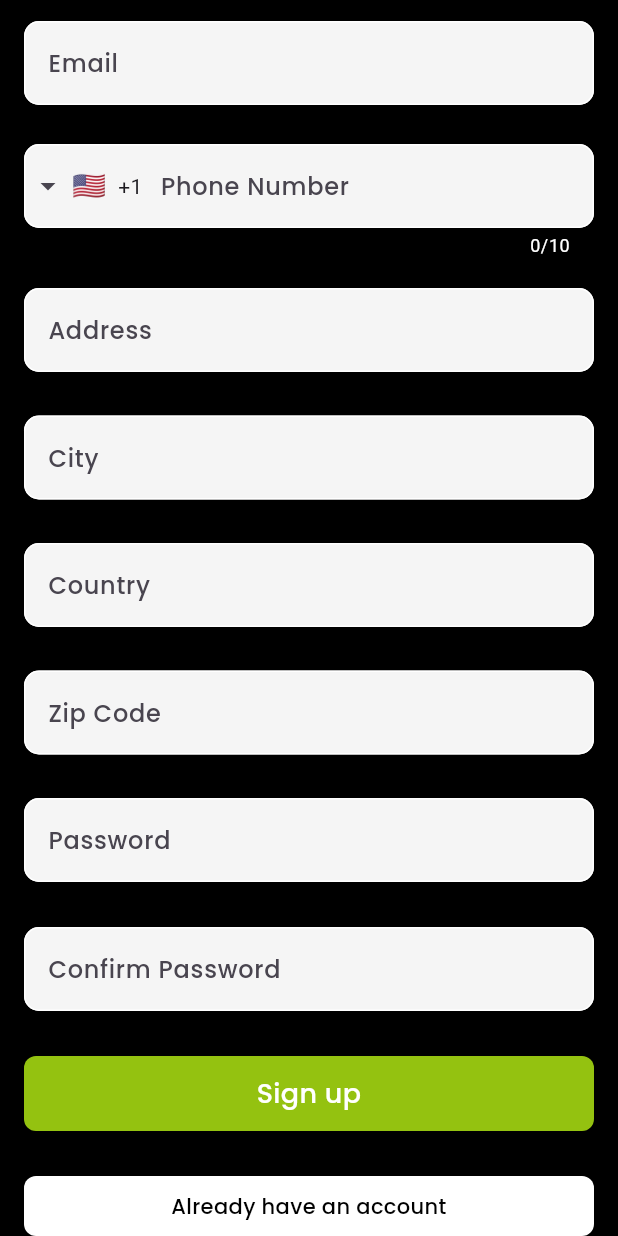
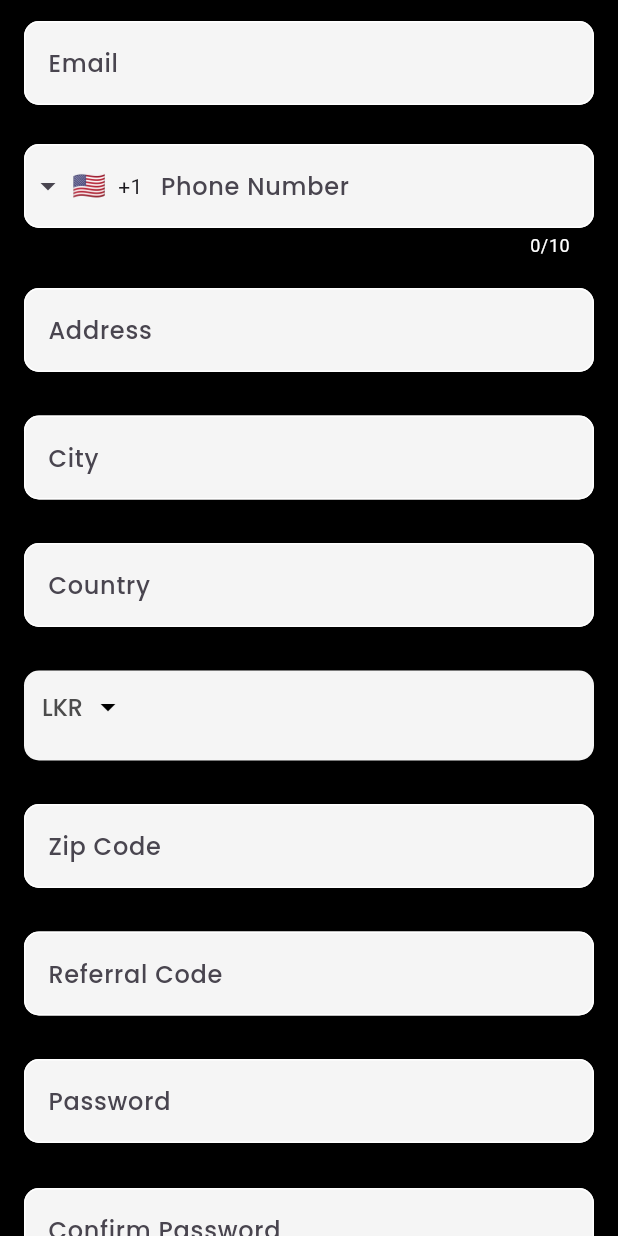
Before and after one commit to ChaniduMadalagama/SIC, a Flutter app: the SicRegister screen opened directly, scrolled down 358 dp, on a phone screen of 412 x 824 dp. Run offline on Flutter 3.47's test engine with Material 3 defaults, Android fonts, the light colour scheme and no system bars; drawn by our look-alikes of intl_phone_field; our stand-ins replace dio, file_picker, google_fonts, persistent_bottom_nav_bar.

Commit message:
Strating apis

```diff
--- /dev/null
+++ b/lib/components/custemdropdown.dart
@@ -0,0 +1,71 @@
+import 'package:flutter/material.dart';
+
+class CustemDropdown extends StatelessWidget {
+  const CustemDropdown({
+    Key? key,
+    required this.value,
+    required this.onChanged,
+  }) : super(key: key);
+
+  final int value;
+  final ValueChanged<int> onChanged;
+
+  @override
+  Widget build(BuildContext context) {
+    double screenWidth = MediaQuery.of(context).size.width;
+
+    return Container(
+      height: 60,
+      width: screenWidth,
+      decoration: BoxDecoration(
+        color: Colors.grey[100],
+        borderRadius: BorderRadius.circular(10),
+      ),
+      child: Padding(
+        padding: const EdgeInsets.symmetric(horizontal: 12),
+        child: DropdownButton<int>(
+          value: value,
+          onChanged: (int? newValue) {
+            if (newValue != null) {
+              // Only update the state if the value is different
+              if (newValue != value) {
+                onChanged(newValue);
+              }
+            }
+          },
+          items: [
+            DropdownMenuItem<int>(
+              value: 0,
+              child: Text(
+                'LKR',
+                style: const TextStyle(
+                  fontFamily: 'Poppins',
+                  fontSize: 16,
+                  fontWeight: FontWeight.w500,
+                  color: Color.fromARGB(255, 76, 76, 76),
+                ),
+              ),
+            ),
+            DropdownMenuItem<int>(
+              value: 1,
+              child: Text(
+                'USD',
+                style: const TextStyle(
+                  fontFamily: 'Poppins',
+                  fontSize: 16,
+                  fontWeight: FontWeight.w500,
+                  color: Color.fromARGB(255, 76, 76, 76),
+                ),
+              ),
+            ),
+          ],
+          style: const TextStyle(
+            color: Colors.black,
+          ),
+          underline: SizedBox.shrink(),
+          icon: const Icon(Icons.arrow_drop_down, color: Colors.black),
+        ),
+      ),
+    );
+  }
+}
--- a/lib/screens/auth/login_page/login.dart
+++ b/lib/screens/auth/login_page/login.dart
@@ -56,6 +56,7 @@ class _SicLoginPageState extends State<SicLoginPage> {
             UtillFunction.navigateTo(
                 context, SicCommonScreen(userData: userData));
           } else {
+            // ignore: use_build_context_synchronously
             showDialog(
               context: context,
               builder: (BuildContext context) {
--- a/lib/screens/auth/register_page/register.dart
+++ b/lib/screens/auth/register_page/register.dart
@@ -2,33 +2,39 @@ import 'package:flutter/material.dart';
 import 'package:intl_phone_field/intl_phone_field.dart';
 import 'package:sic/components/custem_button.dart';
 import 'package:sic/components/custem_textfeeld.dart';
+import 'package:sic/components/custemdropdown.dart';
 import 'package:sic/utils/utill_functions.dart';
 import 'package:http/http.dart' as http;
 import 'dart:convert';
 
 class SicRegister extends StatefulWidget {
-  const SicRegister({super.key});
+  const SicRegister({Key? key}) : super(key: key);
 
   @override
   State<SicRegister> createState() => _SicRegisterState();
 }
 
 class _SicRegisterState extends State<SicRegister> {
+  TextEditingController firstName = TextEditingController();
+  TextEditingController lastName = TextEditingController();
+  TextEditingController email = TextEditingController();
+  TextEditingController phoneNumber = TextEditingController();
+  TextEditingController address = TextEditingController();
+  TextEditingController city = TextEditingController();
+  TextEditingController country = TextEditingController();
+  TextEditingController zipCode = TextEditingController();
+  TextEditingController password = TextEditingController();
+  TextEditingController conformpassword = TextEditingController();
+  TextEditingController referralcode = TextEditingController();
+  FocusNode focusNode = FocusNode();
+  bool isobscureText = false;
+  int selectedCurrencyType = 0;
+
   @override
-  Widget build(BuildContext context) {
-    final firstName = TextEditingController();
-    final lastName = TextEditingController();
-    final email = TextEditingController();
-    final phoneNumber = TextEditingController();
-    final address = TextEditingController();
-    final city = TextEditingController();
-    final country = TextEditingController();
-    final zipCode = TextEditingController();
-    final password = TextEditingController();
-    final conformpassword = TextEditingController();
-    FocusNode focusNode = FocusNode();
-    const isobscureText = false;
-    //String countryValue = "";
+  void initState() {
+    super.initState();
+    // Additional initialization if needed
+  }
 
   Future<void> registerUser() async {
     const url =
@@ -43,6 +49,8 @@ class _SicRegisterState extends State<SicRegister> {
       "country": country.text,
       "zip_code": zipCode.text,
       "password": password.text,
+      "user_currency_type": selectedCurrencyType,
+      "referral_code": referralcode.text
     };
 
     try {
@@ -56,13 +64,13 @@ class _SicRegisterState extends State<SicRegister> {
         print(response.body);
 
         // Show success popup
-          // ignore: use_build_context_synchronously
         showDialog(
           context: context,
           builder: (BuildContext context) {
             return AlertDialog(
               title: const Text('Registration Successful'),
-                content: const Text('Your account has been successfully registered.'),
+              content:
+                  const Text('Your account has been successfully registered.'),
               actions: [
                 TextButton(
                   onPressed: () {
@@ -86,6 +94,7 @@ class _SicRegisterState extends State<SicRegister> {
         zipCode.clear();
         password.clear();
         conformpassword.clear();
+        referralcode.clear();
       } else {
         // Handle registration failure
         print('Registration failed with status code: ${response.statusCode}');
@@ -97,72 +106,56 @@ class _SicRegisterState extends State<SicRegister> {
     }
   }
 
+  @override
+  Widget build(BuildContext context) {
     return Scaffold(
       backgroundColor: Colors.black,
       body: SingleChildScrollView(
         child: Padding(
           padding: const EdgeInsets.symmetric(horizontal: 16),
           child: Column(
-            // mainAxisAlignment: MainAxisAlignment.center,
-            //crossAxisAlignment: CrossAxisAlignment.center,
             children: [
-              const SizedBox(
-                height: 73,
-              ),
+              const SizedBox(height: 73),
               const Center(
                 child: Column(
                   children: [
                     Text(
                       'Create Account',
                       style: TextStyle(
-                        color: Color(0xffD3F570),
+                        color: const Color(0xffD3F570),
                         fontSize: 30,
                         fontWeight: FontWeight.w700,
                       ),
                     ),
-                    SizedBox(
-                      height: 26,
-                    ),
+                    const SizedBox(height: 26),
                     Text(
                       'Create an account so you can explore all the\nexisting jobs',
                       style: TextStyle(
-                        color: Color(0xffFFFFFF),
+                        color: const Color(0xffFFFFFF),
                         fontSize: 14,
                         fontWeight: FontWeight.w600,
                       ),
                       textAlign: TextAlign.center,
-                    )
+                    ),
                   ],
                 ),
               ),
-              const SizedBox(
-                height: 26,
-              ),
+              const SizedBox(height: 26),
               CustemTextfield(
                 controller: firstName,
                 hintText: 'First Name',
               ),
-              const SizedBox(
-                height: 26,
-              ),
+              const SizedBox(height: 26),
               CustemTextfield(
                 controller: lastName,
                 hintText: 'Last Name',
               ),
-              const SizedBox(
-                height: 26,
-              ),
+              const SizedBox(height: 26),
               CustemTextfield(
                 controller: email,
                 hintText: 'Email',
               ),
-              const SizedBox(
-                height: 26,
-              ),
-              // CustemTextfield(
-              //   controller: phone_number,
-              //   hintText: 'Phone Number',
-              // ),
+              const SizedBox(height: 26),
               IntlPhoneField(
                 controller: phoneNumber,
                 focusNode: focusNode,
@@ -170,14 +163,14 @@ class _SicRegisterState extends State<SicRegister> {
                 decoration: InputDecoration(
                   counterText: null,
                   counterStyle: const TextStyle(color: Colors.white),
-                  //counter: SizedBox.shrink(),
                   filled: true,
                   fillColor: Colors.grey[100],
                   hintText: 'Phone Number',
                   hintStyle: const TextStyle(
                     fontFamily: 'Poppins',
                     fontSize: 16,
-                      fontWeight: FontWeight.w500),
+                    fontWeight: FontWeight.w500,
+                  ),
                   enabledBorder: OutlineInputBorder(
                     borderRadius: BorderRadius.circular(10),
                     borderSide: const BorderSide(color: Colors.white),
@@ -186,107 +179,72 @@ class _SicRegisterState extends State<SicRegister> {
                     borderRadius: BorderRadius.circular(10),
                     borderSide: const BorderSide(color: Colors.purple),
                   ),
-                  // border: OutlineInputBorder(
-                  //   borderSide: BorderSide(),
-                  // ),
                 ),
                 languageCode: "en",
                 onChanged: (phone) {
                   print(phone.completeNumber);
                 },
                 onCountryChanged: (country) {
-                  print('Country changed to: ' + country.name);
+                  // print('Country changed to: ' + country.name);
                 },
               ),
-              const SizedBox(
-                height: 20,
-              ),
+              const SizedBox(height: 20),
               CustemTextfield(
                 controller: address,
                 hintText: 'Address',
               ),
-              const SizedBox(
-                height: 29,
-              ),
+              const SizedBox(height: 29),
               CustemTextfield(
                 controller: city,
                 hintText: 'City',
               ),
-              const SizedBox(
-                height: 29,
-              ),
+              const SizedBox(height: 29),
               CustemTextfield(
                 controller: country,
                 hintText: 'Country',
               ),
-              // CSCPicker(
-              //   showStates: false,
-              //   showCities: false,
-              //   flagState: CountryFlag.ENABLE, // Display country flags
-              //   dropdownDecoration: BoxDecoration(
-              //     borderRadius: const BorderRadius.all(Radius.circular(10)),
-              //     color: Colors.white,
-              //     border: Border.all(color: Colors.grey.shade300, width: 1),
-              //   ),
-              //   countrySearchPlaceholder: "Countrys",
-              //   countryDropdownLabel: "Select Country",
-              //   selectedItemStyle: const TextStyle(
-              //     color: Colors.black,
-              //     fontSize: 14,
-              //   ),
-              //   dropdownHeadingStyle: const TextStyle(
-              //     color: Colors.black,
-              //     fontSize: 17,
-              //     fontWeight: FontWeight.bold,
-              //   ),
-              //   dropdownItemStyle: const TextStyle(
-              //     color: Colors.black,
-              //     fontSize: 14,
-              //   ),
-              //   dropdownDialogRadius: 10.0,
-              //   searchBarRadius: 10.0,
-              //   onCountryChanged: (value) {
-              //     setState(() {
-              //       countryValue = value;
-              //     });
-              //   },
-              // ),
-              const SizedBox(
-                height: 29,
+              const SizedBox(height: 29),
+              CustemDropdown(
+                value: selectedCurrencyType,
+                onChanged: (int? newValue) {
+                  if (newValue != null) {
+                    setState(() {
+                      selectedCurrencyType = newValue;
+                    });
+                  }
+                },
               ),
+              const SizedBox(height: 29),
               CustemTextfield(
                 controller: zipCode,
                 hintText: 'Zip Code',
               ),
-              const SizedBox(
-                height: 29,
+              const SizedBox(height: 29),
+              CustemTextfield(
+                controller: referralcode,
+                hintText: 'Referral Code',
               ),
+              const SizedBox(height: 29),
               CustemTextfield(
                 controller: password,
                 hintText: 'Password',
                 isobscureText: true,
               ),
-              const SizedBox(
-                height: 30,
-              ),
+              const SizedBox(height: 30),
               CustemTextfield(
                 controller: conformpassword,
                 hintText: 'Confirm Password',
                 isobscureText: true,
               ),
-              const SizedBox(
-                height: 30,
-              ),
+              const SizedBox(height: 30),
               CustemButton(
                 onTap: () {
-                    //UtillFunction.navigateTo(context, const HomeScreen());
                   registerUser();
                   print('Test');
                 },
-                  text: 'Sign up'),
-              const SizedBox(
-                height: 30,
+                text: 'Sign up',
               ),
+              const SizedBox(height: 30),
               CustemButton(
                 textcolor: Colors.black,
                 height: 40,
@@ -295,7 +253,8 @@ class _SicRegisterState extends State<SicRegister> {
                 onTap: () {
                   UtillFunction.goBack(context);
                 },
-                  text: 'Already have an account'),
+                text: 'Already have an account',
+              ),
             ],
           ),
         ),
--- a/lib/screens/home/commen_screen.dart
+++ b/lib/screens/home/commen_screen.dart
@@ -26,7 +26,7 @@ class _SicCommonScreenState extends State<SicCommonScreen> {
     _pages = [
       Home(userData: widget.userData),
       const SicTransAtions(),
-      const SicCard(),
+       SicCard(userData: widget.userData),
        SicProfile(userData: widget.userData),
     ];
   }
--- a/lib/screens/profile/profile_verification.dart
+++ b/lib/screens/profile/profile_verification.dart
@@ -1,6 +1,5 @@
 import 'dart:convert';
 import 'dart:io';
-
 import 'package:dio/dio.dart';
 import 'package:file_picker/file_picker.dart';
 import 'package:flutter/material.dart';
```
Also changed, not shown: lib/screens/card/buy_packagers.dart (+23 -7 lines), lib/screens/card/card.dart (+11 -4 lines), lib/screens/home/home.dart (+38 -5 lines). Lines whose indentation alone changed are shown as unchanged.
